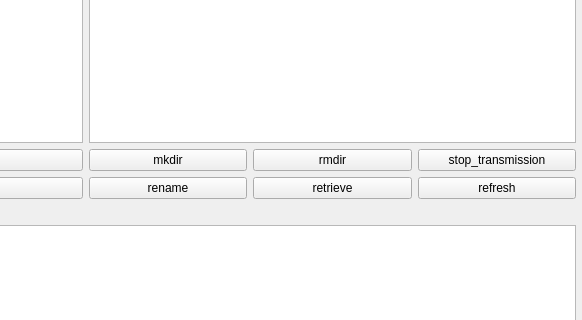
Old version of the form client/mainWindow.ui in the repository JianyuTANG/ftp-service; both pictures show x 414 to 996 and y 423 to 743 of the 996 by 889 pixel window.
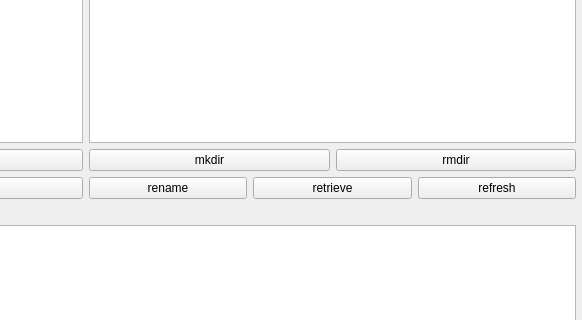
New version of the form.

The edit to the form file:
```diff
--- a/client/mainWindow.ui
+++ b/client/mainWindow.ui
@@ -229,13 +229,6 @@
              </property>
             </widget>
            </item>
-           <item>
-            <widget class="QPushButton" name="Button_stop">
-             <property name="text">
-              <string>stop_transmission</string>
-             </property>
-            </widget>
-           </item>
           </layout>
          </item>
          <item>
```
